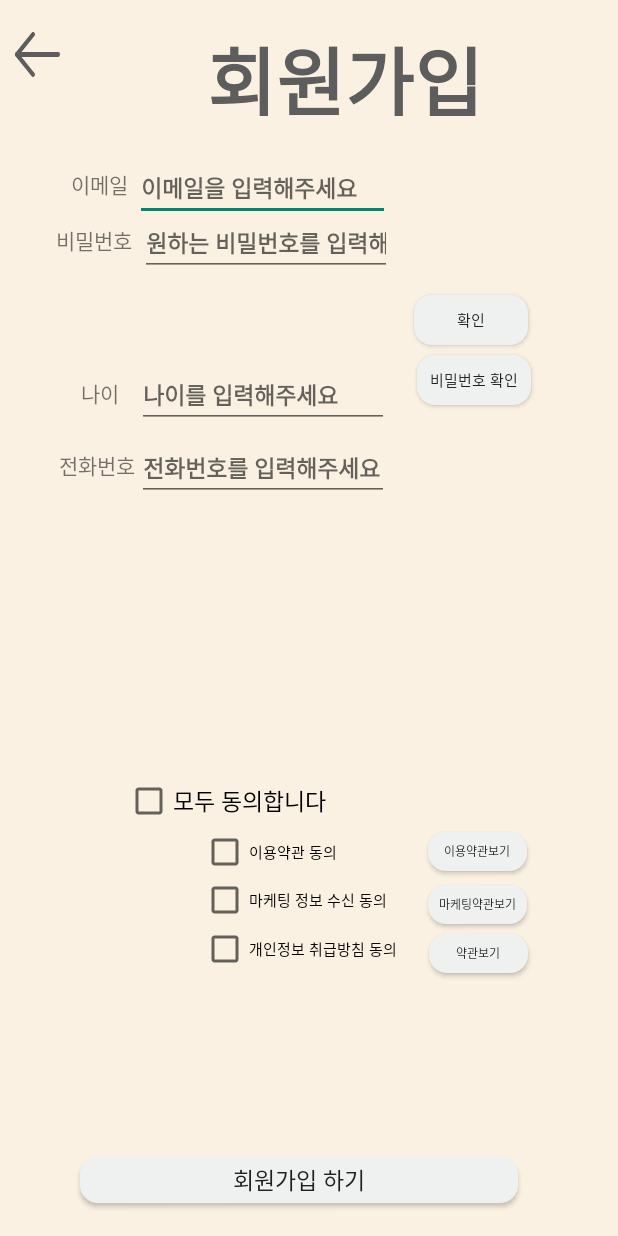
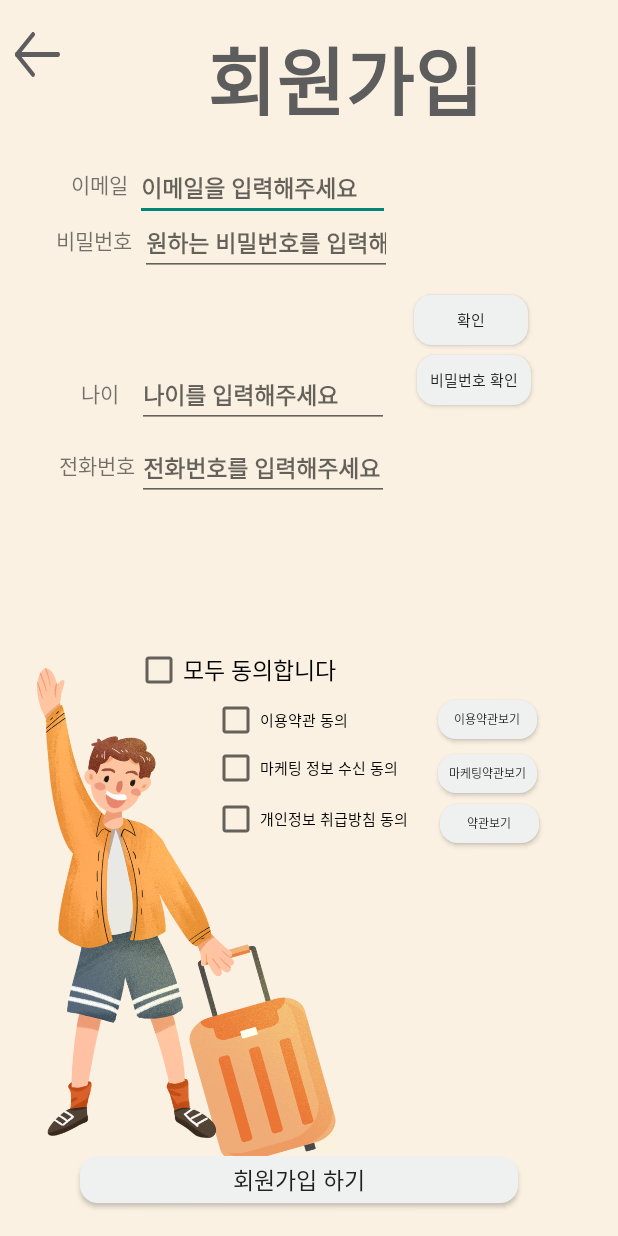
Before and after one commit to Junbeetime/Mapping, an Android app: the SignUpActivity screen opened directly, with no data from a screen before it, on a phone screen of 412 x 824 dp. Run offline under Robolectric (Android 15) with nearby library versions, the phone set to English and light mode, and no system bars; our stand-ins replace Firebase (no records; nobody signed in at launch, a user with empty details on screens opened directly).

Commit message:
5-29-02:29

```diff
--- a/app/src/main/AndroidManifest.xml
+++ b/app/src/main/AndroidManifest.xml
@@ -26,7 +26,7 @@
             android:name=".LoginActivity"
             android:exported="false" />
         <activity
-            android:name=".MainActivity"
+            android:name=".StartActivity"
             android:exported="false" />
         <activity
             android:name=".ShareDiaryTitle"
@@ -58,7 +58,7 @@
             android:name="com.google.android.gms.vision"
             android:value="@integer/google_play_services_version"/>
 
-        <activity android:name=".StartActivity"
+        <activity android:name=".MainActivity"
             android:exported="true">
             <intent-filter>
                 <action android:name="android.intent.action.MAIN" />
--- a/app/src/main/res/layout/activity_sign_up.xml
+++ b/app/src/main/res/layout/activity_sign_up.xml
@@ -7,6 +7,19 @@
     android:layout_height="match_parent"
     android:background="#FAF1E2">
 
+
+    <ImageView
+        android:id="@+id/imageView"
+        android:layout_width="wrap_content"
+        android:layout_height="350dp"
+        android:layout_alignParentStart="true"
+        android:layout_alignParentEnd="true"
+        android:layout_alignParentBottom="true"
+        android:layout_centerVertical="true"
+        android:layout_marginStart="-2dp"
+        android:layout_marginEnd="162dp"
+        android:layout_marginBottom="37dp"
+        app:srcCompat="@drawable/signpeople" />
 
     <LinearLayout
         android:layout_width="match_parent"
@@ -219,36 +232,25 @@
         android:layout_height="wrap_content"
         android:layout_alignParentStart="true"
         android:layout_alignParentBottom="true"
-        android:layout_marginStart="83dp"
-        android:layout_marginBottom="274dp"
+        android:layout_marginStart="90dp"
+        android:layout_marginBottom="361dp"
         android:fontFamily="@font/sanghu_dajungdagam"
         android:text="모두 동의합니다"
         android:textSize="15sp" />
 
-    <CheckBox
-        android:id="@+id/sign_agree1_checkbox"
-        android:layout_width="wrap_content"
-        android:layout_height="wrap_content"
-        android:layout_alignParentStart="true"
-        android:layout_alignParentBottom="true"
-        android:layout_marginStart="134dp"
-        android:layout_marginBottom="240dp"
-        android:fontFamily="@font/sangju_haerye"
-        android:text="이용약관 동의"
-        android:textSize="10sp" />
-
-    <CheckBox
-        android:id="@+id/sign_agree2_checkbox"
-        android:layout_width="wrap_content"
-        android:layout_height="wrap_content"
+    <Button
+        android:id="@+id/sign_agree1_button"
+        android:layout_width="66dp"
+        android:layout_height="26dp"
         android:layout_alignParentStart="true"
         android:layout_alignParentBottom="true"
         android:layout_centerHorizontal="true"
-        android:layout_marginStart="134dp"
-        android:layout_marginBottom="175dp"
-        android:fontFamily="@font/sangju_haerye"
-        android:text="개인정보 취급방침 동의"
-        android:textSize="10sp" />
+        android:layout_marginStart="292dp"
+        android:layout_marginBottom="331dp"
+        android:background="@drawable/solid_diary_button"
+        android:fontFamily="@font/sangju_gotgam"
+        android:text="이용약관보기"
+        android:textSize="8sp" />
 
     <CheckBox
         android:id="@+id/sign_agree3_checkbox"
@@ -257,26 +259,11 @@
         android:layout_alignParentStart="true"
         android:layout_alignParentBottom="true"
         android:layout_centerHorizontal="true"
-        android:layout_marginStart="134dp"
-        android:layout_marginBottom="208dp"
+        android:layout_marginStart="141dp"
+        android:layout_marginBottom="296dp"
         android:fontFamily="@font/sangju_haerye"
         android:text="마케팅 정보 수신 동의"
         android:textSize="10sp" />
-
-
-    <Button
-        android:id="@+id/sign_agree1_button"
-        android:layout_width="66dp"
-        android:layout_height="26dp"
-        android:layout_alignParentStart="true"
-        android:layout_alignParentBottom="true"
-        android:layout_centerHorizontal="true"
-        android:layout_marginStart="285dp"
-        android:layout_marginBottom="243dp"
-        android:background="@drawable/solid_diary_button"
-        android:fontFamily="@font/sangju_gotgam"
-        android:text="이용약관보기"
-        android:textSize="8sp" />
 
     <Button
         android:id="@+id/sign_agree2_button"
@@ -285,8 +272,8 @@
         android:layout_alignParentStart="true"
         android:layout_alignParentBottom="true"
         android:layout_centerHorizontal="true"
-        android:layout_marginStart="285dp"
-        android:layout_marginBottom="208dp"
+        android:layout_marginStart="292dp"
+        android:layout_marginBottom="295dp"
         android:background="@drawable/solid_diary_button"
         android:fontFamily="@font/sangju_gotgam"
         android:text="마케팅약관보기"
@@ -299,12 +286,38 @@
         android:layout_alignParentStart="true"
         android:layout_alignParentBottom="true"
         android:layout_centerHorizontal="true"
-        android:layout_marginStart="286dp"
-        android:layout_marginBottom="175dp"
+        android:layout_marginStart="293dp"
+        android:layout_marginBottom="262dp"
         android:background="@drawable/solid_diary_button"
         android:fontFamily="@font/sangju_gotgam"
         android:text="약관보기"
         android:textSize="8sp" />
+
+    <CheckBox
+        android:id="@+id/sign_agree2_checkbox"
+        android:layout_width="wrap_content"
+        android:layout_height="wrap_content"
+        android:layout_alignParentStart="true"
+        android:layout_alignParentBottom="true"
+        android:layout_centerHorizontal="true"
+        android:layout_marginStart="141dp"
+        android:layout_marginBottom="262dp"
+        android:fontFamily="@font/sangju_haerye"
+        android:text="개인정보 취급방침 동의"
+        android:textSize="10sp" />
+
+    <CheckBox
+        android:id="@+id/sign_agree1_checkbox"
+        android:layout_width="wrap_content"
+        android:layout_height="wrap_content"
+        android:layout_alignParentStart="true"
+        android:layout_alignParentBottom="true"
+        android:layout_marginStart="141dp"
+        android:layout_marginBottom="328dp"
+        android:fontFamily="@font/sangju_haerye"
+        android:text="이용약관 동의"
+        android:textSize="10sp" />
+
 
     <Button
         android:id="@+id/sign_next_button"
```
Also changed, not shown: app/src/main/res/drawable/signpeople.png (added).
